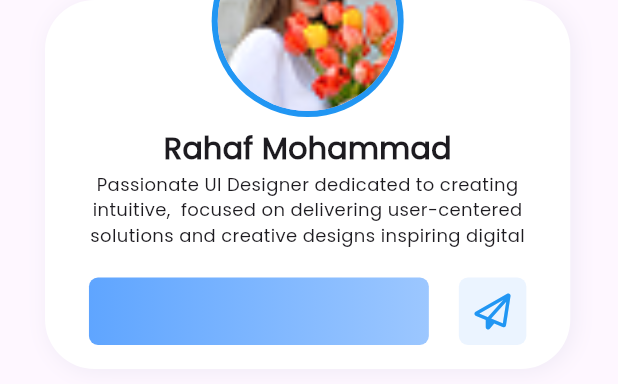
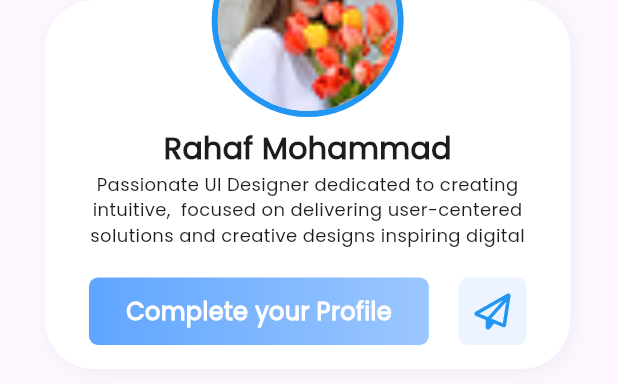
Before and after one commit to Abdelghfarsalah/Graduation_project, a Flutter app: the Accountcard widget shown alone on an empty page, opened directly, on a phone screen of 412 x 824 dp. Shown: the top 384 px of the screen. Run offline on Flutter 3.47's test engine with Material 3 defaults, Android fonts, the phone set to English and light mode, and no system bars; our stand-ins replace flutter_bloc, flutter_svg, font_awesome_flutter, shared_preferences, smooth_page_indicator; accounts and stored records are empty.

Commit message:
complete profile button

```diff
--- a/lib/feature/Account/presentation/widgets/Accountcard.dart
+++ b/lib/feature/Account/presentation/widgets/Accountcard.dart
@@ -86,6 +86,16 @@ class Accountcard extends StatelessWidget {
                                     Color(0xff5FA5FF),
                                     Color(0xff9CC7FF),
                                   ])),
+                          child: Center(
+                            child: Text(
+                              "Complete your Profile",
+                              style: TextStyle(
+                                  fontFamily: appFonts.Poppins,
+                                  fontSize: 16,
+                                  color: Colors.white,
+                                  fontWeight: FontWeight.w700),
+                            ),
+                          ),
                         ),
                       ),
                       SizedBox(
```
